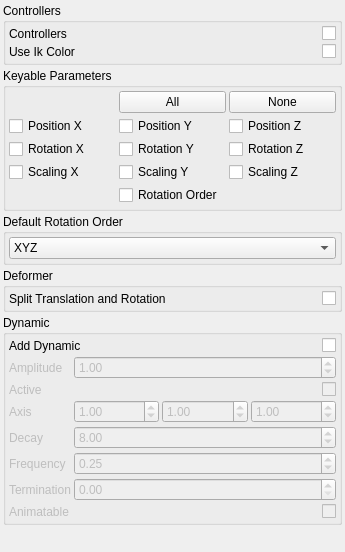
This is brigks/systems/basic/v001/widget.ui in miquelcampos/brigks as Qt 5 draws it before an edit. The edited form follows.
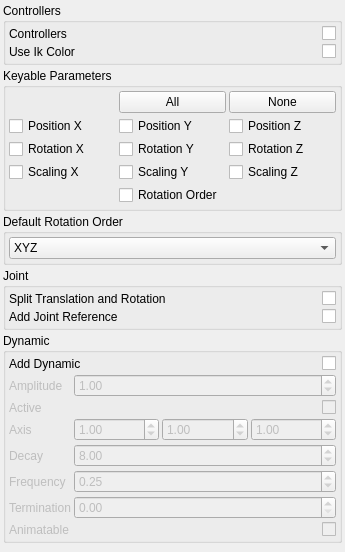
This is the edited form.

What changed in the file:
```diff
--- a/brigks/systems/basic/v001/widget.ui
+++ b/brigks/systems/basic/v001/widget.ui
@@ -256,7 +256,7 @@
    <item>
     <widget class="QGroupBox" name="groupBox_2">
      <property name="title">
-      <string>Deformer</string>
+      <string>Joint</string>
      </property>
      <layout class="QGridLayout" name="gridLayout_3">
       <property name="leftMargin">
@@ -291,6 +291,23 @@
         </property>
        </widget>
       </item>
+      <item row="1" column="0">
+       <widget class="QLabel" name="label_7">
+        <property name="text">
+         <string>Add Joint Reference</string>
+        </property>
+       </widget>
+      </item>
+      <item row="1" column="1">
+       <widget class="QCheckBox" name="uiAddJointReference">
+        <property name="layoutDirection">
+         <enum>Qt::RightToLeft</enum>
+        </property>
+        <property name="text">
+         <string/>
+        </property>
+       </widget>
+      </item>
      </layout>
     </widget>
    </item>
```
Left out of the diff: 18 changed lines with no effect on the pictures.
